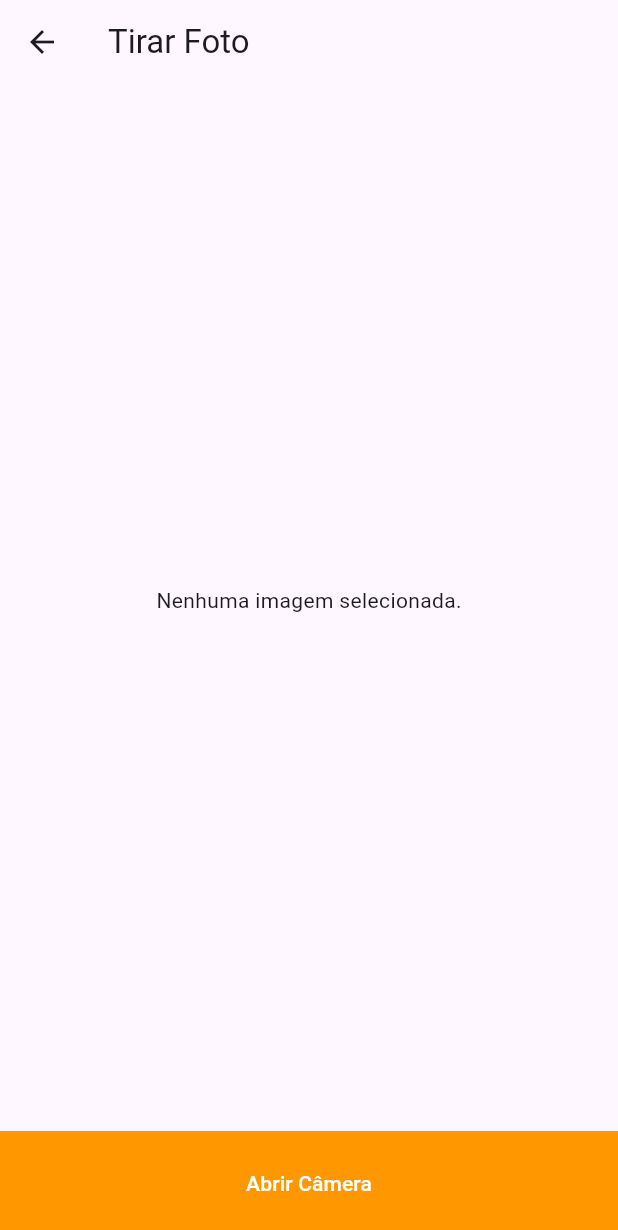
After one commit to igorfastronicorrea/superapp-flutter-fib, a Flutter app: the CameraPage screen opened directly, on a phone screen of 412 x 824 dp. The commit adds this screen. Shown: the top 1230 px of the screen. Run offline on Flutter 3.47's test engine with Material 3 defaults, Android fonts, the phone set to English and light mode, and no system bars; our stand-ins replace image_picker.

Commit message:
novas features

```diff
--- /dev/null
+++ b/lib/camera/camera_page.dart
@@ -0,0 +1,67 @@
+import 'dart:io';
+
+import 'package:flutter/material.dart';
+import 'package:image_picker/image_picker.dart';
+
+class CameraPage extends StatefulWidget {
+  const CameraPage({Key? key}) : super(key: key);
+
+  @override
+  _CameraPageState createState() => _CameraPageState();
+}
+
+class _CameraPageState extends State<CameraPage> {
+  File? _image;
+
+  Future<void> _pickImage() async {
+    final ImagePicker _picker = ImagePicker();
+    final XFile? image = await _picker.pickImage(source: ImageSource.camera);
+
+    if (image != null) {
+      setState(() {
+        _image = File(image.path);
+      });
+    }
+  }
+
+  @override
+  Widget build(BuildContext context) {
+    return Scaffold(
+      appBar: AppBar(
+        title: const Text('Tirar Foto'),
+      ),
+      body: Column(
+        children: [
+          Flexible(
+            fit: FlexFit.tight,
+            child: Center(
+              child: _image == null
+                  ? const Text('Nenhuma imagem selecionada.')
+                  : SizedBox(
+                      child: Image.file(_image!),
+                    ),
+            ),
+          ),
+          const SizedBox(
+            height: 10,
+          ),
+          SizedBox(
+            width: double.infinity,
+            height: 70,
+            child: ElevatedButton(
+              onPressed: _pickImage,
+              style: ElevatedButton.styleFrom(
+                backgroundColor: Colors.orange,
+                foregroundColor: Colors.white,
+                shape: const RoundedRectangleBorder(
+                  borderRadius: BorderRadius.zero,
+                ),
+              ),
+              child: const Text('Abrir Câmera'),
+            ),
+          ),
+        ],
+      ),
+    );
+  }
+}
--- a/pubspec.yaml
+++ b/pubspec.yaml
@@ -36,6 +36,7 @@ dependencies:
   # The following adds the Cupertino Icons font to your application.
   # Use with the CupertinoIcons class for iOS style icons.
   cupertino_icons: ^1.0.6
+  image_picker: ^1.1.2
 
 dev_dependencies:
   flutter_test:
```
Also changed, not shown: lib/api/api_service.dart (+14 -2 lines), lib/bateria/bateria_page.dart (added, +49 -0 lines), lib/main.dart (+10 -1 lines), lib/menu/grid_item.dart (+15 -2 lines), lib/menu/menu_page.dart (+5 -7 lines), lib/starwars/starwars_list_item.dart (added, +57 -0 lines), lib/starwars/starwars_list_page.dart (added, +56 -0 lines), pubspec.lock, 13 other files.
